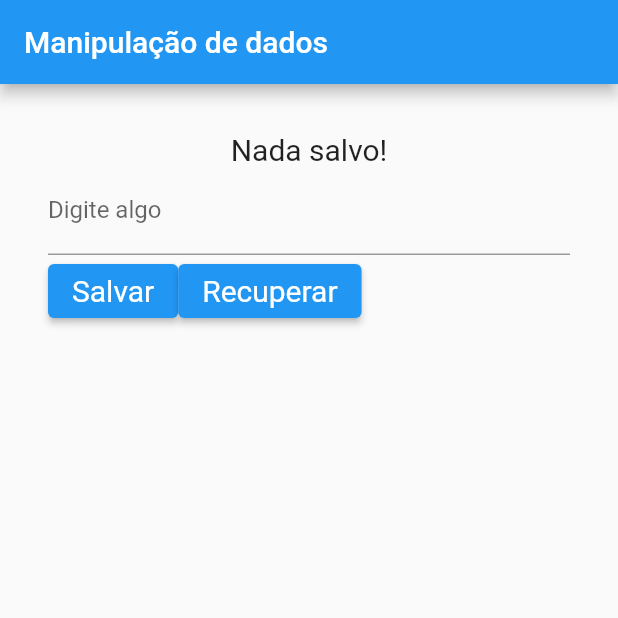
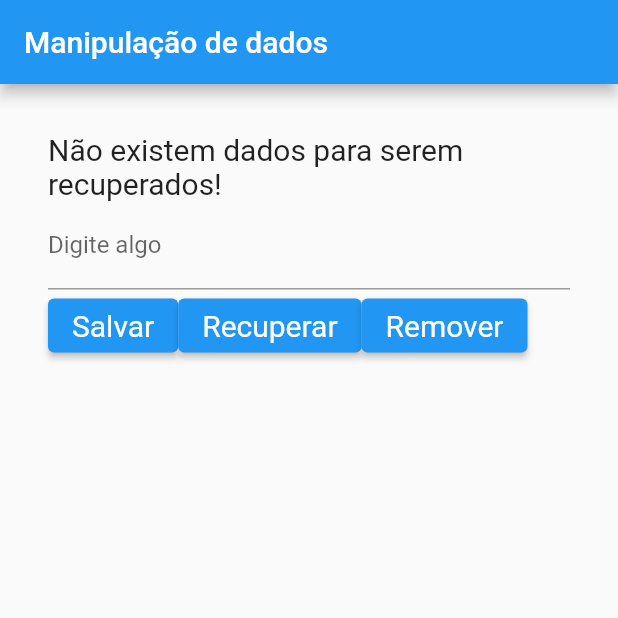
Before and after one commit to Lukerabr/manipulacao_dados_preferencias, a Flutter app: the screen it shows after launch, after a tap on "Recuperar", on a phone screen of 412 x 824 dp, the top half of it. Run offline on Flutter 3.47's test engine with Material 2 defaults, Android fonts, the phone set to English and light mode, and no system bars; our stand-ins replace shared_preferences.

Commit message:
Salvar, recuperar e remover dados salvos.

```diff
--- a/lib/Home.dart
+++ b/lib/Home.dart
@@ -1,4 +1,5 @@
 import 'package:flutter/material.dart';
+import 'package:shared_preferences/shared_preferences.dart';
 
 class Home extends StatefulWidget {
   const Home({Key? key}) : super(key: key);
@@ -9,13 +10,40 @@ class Home extends StatefulWidget {
 
 class _HomeState extends State<Home> {
 
+  String _textoSalvo = "Nada salvo!";
+
   TextEditingController _controllerCampo = TextEditingController();
 
-  _salvar(){
+  _salvar() async {
+
+    String valorDigitado = _controllerCampo.text;
+
+    final prefs = await SharedPreferences.getInstance();
+    await prefs.setString("nome", valorDigitado);
+
+    print("operacao (Salvar): $valorDigitado");
 
   }
 
-  _recuperar(){
+  _recuperar() async {
+
+    final prefs = await SharedPreferences.getInstance();
+    setState(() {
+      _textoSalvo = prefs.getString("nome") ?? "Não existem dados para serem recuperados!";
+    });
+
+    print("operacao (Recuperar): $_textoSalvo");
+
+  }
+
+  _remover() async {
+
+    final prefs = await SharedPreferences.getInstance();
+    prefs.remove("nome");
+
+    String _textoExcluido = _textoSalvo;
+
+    print("operacao (Removido): $_textoExcluido");
 
   }
 
@@ -30,7 +58,7 @@ class _HomeState extends State<Home> {
         child: Column(
           children: [
             Text(
-              "Nada salvo!",
+              _textoSalvo,
               style: TextStyle(
                 fontSize: 20
               ),
@@ -61,6 +89,15 @@ class _HomeState extends State<Home> {
                         onPrimary: Colors.white,
                         textStyle: TextStyle(fontSize: 20)
                     )
+                ),
+                ElevatedButton(
+                    onPressed: _remover,
+                    child: Text("Remover"),
+                    style: ElevatedButton.styleFrom(
+                        primary: Colors.blue,
+                        onPrimary: Colors.white,
+                        textStyle: TextStyle(fontSize: 20)
+                    )
                 )
               ],
             )
--- a/pubspec.yaml
+++ b/pubspec.yaml
@@ -28,6 +28,7 @@ dependencies:
   # The following adds the Cupertino Icons font to your application.
   # Use with the CupertinoIcons class for iOS style icons.
   cupertino_icons: ^1.0.2
+  shared_preferences: ^2.0.7
 
 dev_dependencies:
   flutter_test:
```
Also changed, not shown: pubspec.lock.
